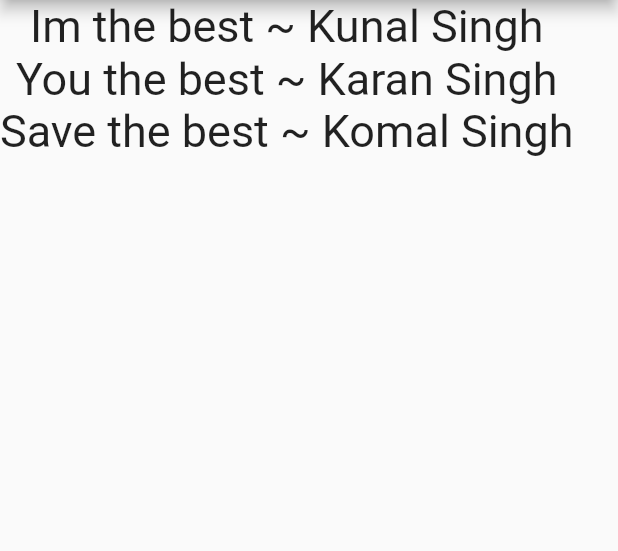
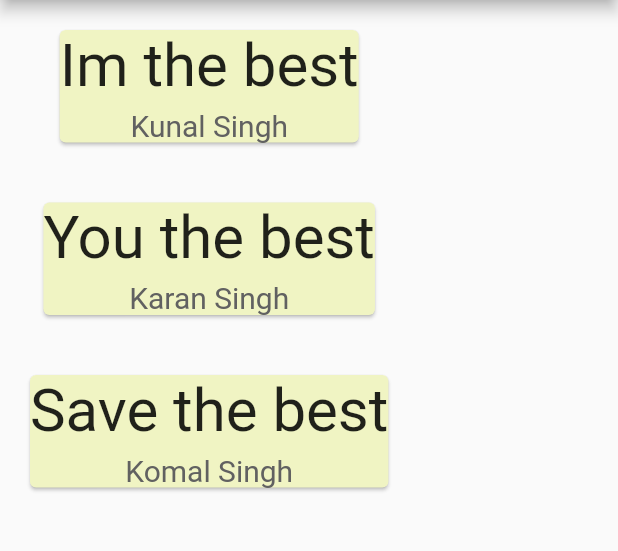
Before and after one commit to singhkunal2050/ListApp, a Flutter app: the screen it shows after launch, on a phone screen of 412 x 824 dp, the part 84-635 px from its top. Run offline on Flutter 3.47's test engine with Material 2 defaults, Android fonts, the phone set to English and light mode, and no system bars.

Commit message:
getting a card for every list elem using map tolist

```diff
--- a/lib/main.dart
+++ b/lib/main.dart
@@ -15,6 +15,33 @@ class _ListAppState extends State<ListApp> {
     Quote(text: "Save the best", author: "Komal Singh")
   ];
 
+  Widget getCard(qoute) {
+    return Card(
+      color: Colors.lime[100],
+      margin: EdgeInsets.all(20),
+      child: Column(
+        children: <Widget>[
+          Text(
+            qoute.text,
+            style: TextStyle(
+              fontSize: 40,
+            ),
+          ),
+          SizedBox(
+            height: 5,
+          ),
+          Text(
+            qoute.author,
+            style: TextStyle(
+              fontSize: 20,
+              color: Colors.grey[700],
+            ),
+          ),
+        ],
+      ),
+    );
+  }
+
   @override
   Widget build(BuildContext context) {
     return MaterialApp(
@@ -26,12 +53,7 @@ class _ListAppState extends State<ListApp> {
         ),
         body: Column(
           children: qoutes.map((qoute) {
-            return Text(
-              '${qoute.text} ~ ${qoute.author}',
-              style: TextStyle(
-                fontSize: 30,
-              ),
-            );
+            return getCard(qoute);
           }).toList(),
         ),
       ),
@@ -45,3 +67,4 @@ class _ListAppState extends State<ListApp> {
 //     return Text(elem)
 // }).toList()
 // children: qoutes.map((qoute)=> Text(qoute)).toList();
+// card widgets
```
